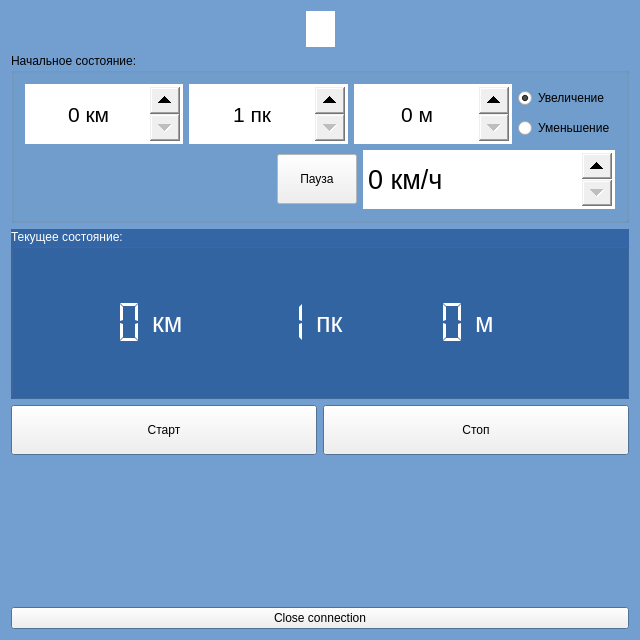
Old version of the form widget.ui in the repository veodev/mainProgramSimulator.
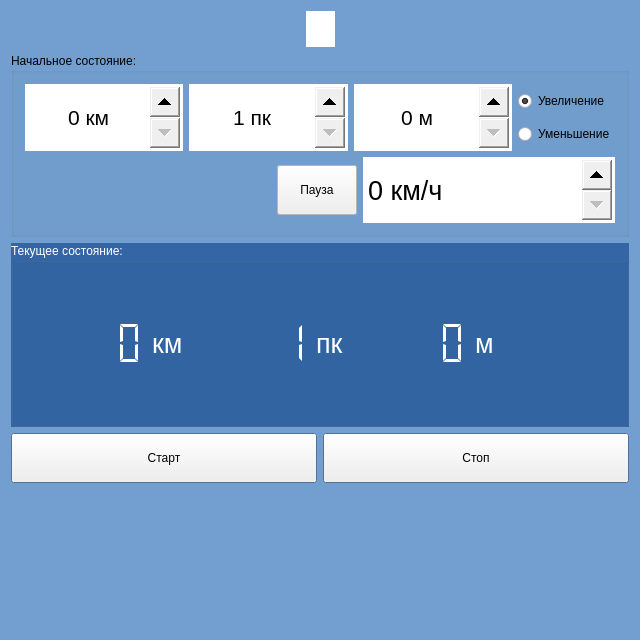
New version of the form. Icons and pictures are not drawn.

Commit message: Delete button.

```diff
--- a/widget.ui
+++ b/widget.ui
@@ -1000,13 +1000,6 @@
      </property>
     </widget>
    </item>
-   <item>
-    <widget class="QPushButton" name="closeConectionButton">
-     <property name="text">
-      <string>Close connection</string>
-     </property>
-    </widget>
-   </item>
   </layout>
  </widget>
  <layoutdefault spacing="6" margin="11"/>
```
The commit also changes 2 other files.
